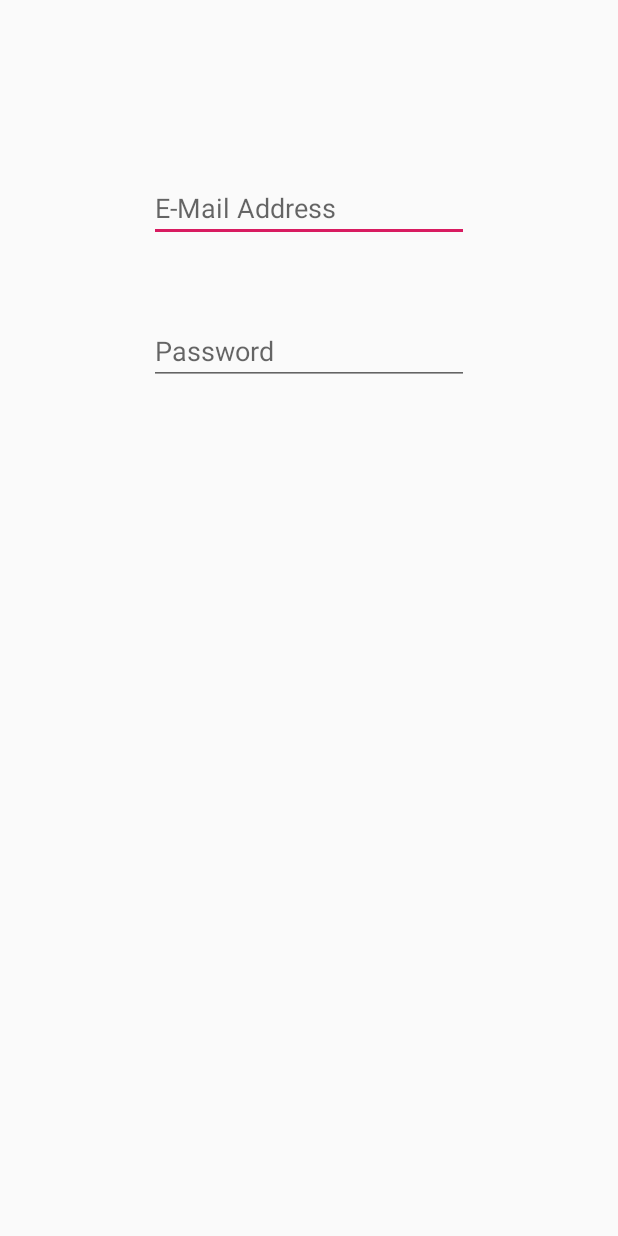
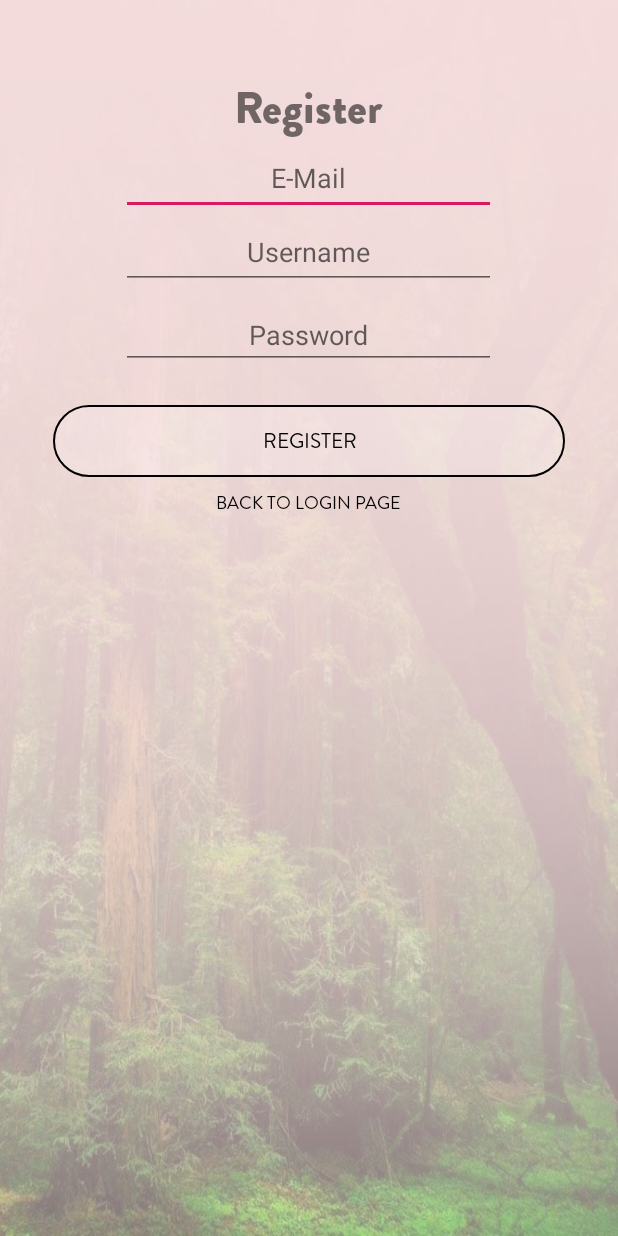
Before and after one commit to leeraiyan/RecycleSG, an Android app: the RegisterActivity screen opened directly, with no data from a screen before it, on a phone screen of 412 x 824 dp. Run offline under Robolectric (Android 15) with nearby library versions, the phone set to English and light mode, and no system bars; our stand-ins replace Firebase (no records; nobody signed in at launch, a user with empty details on screens opened directly).

Commit message:
Edited New Register UI

```diff
--- a/app/src/main/AndroidManifest.xml
+++ b/app/src/main/AndroidManifest.xml
@@ -19,7 +19,6 @@
         <activity android:name=".LoginUI"></activity>
         <activity android:name=".Main2Activity"></activity>
         <activity android:name=".RegisterActivity" />
-        <activity android:name=".SignInActivity" />
         <activity android:name=".ARenabled2" />
         <activity android:name=".ARenabled" />
         <activity android:name=".activityRewards" />
--- a/app/src/main/java/com/example/recyclesg/RegisterActivity.java
+++ b/app/src/main/java/com/example/recyclesg/RegisterActivity.java
@@ -1,14 +1,113 @@
 package com.example.recyclesg;
 
+import androidx.annotation.NonNull;
 import androidx.appcompat.app.AppCompatActivity;
 
+import android.content.Intent;
 import android.os.Bundle;
+import android.text.TextUtils;
+import android.view.View;
+import android.widget.Button;
+import android.widget.EditText;
+import android.widget.ProgressBar;
+import android.widget.Toast;
+
+import com.google.android.gms.tasks.OnFailureListener;
+import com.google.android.gms.tasks.OnSuccessListener;
+import com.google.firebase.auth.AuthResult;
+import com.google.firebase.auth.FirebaseAuth;
 
 public class RegisterActivity extends AppCompatActivity {
+
+    private EditText mEmail_editTxt;
+    private EditText mPassword_editTxt;
+
+    private Button mSignIn_btn;
+    private Button mRegister_btn;
+    private Button mBack_btn;
+
+    private ProgressBar mProgress_bar;
+
+    private FirebaseAuth mAuth;
 
     @Override
     protected void onCreate(Bundle savedInstanceState) {
         super.onCreate(savedInstanceState);
         setContentView(R.layout.activity_register);
+        mAuth = FirebaseAuth.getInstance();
+
+        mEmail_editTxt = (EditText) findViewById(R.id.email_editTextr);
+        mPassword_editTxt = (EditText) findViewById((R.id.password_editTextr));
+
+        mRegister_btn = (Button) findViewById((R.id.register_btnr));
+        mBack_btn = (Button) findViewById(R.id.back_btnr);
+
+        mProgress_bar = (ProgressBar) findViewById(R.id.loading_progressBar);
+
+        mBack_btn.setOnClickListener(new View.OnClickListener() {
+            @Override
+            public void onClick(View v) {
+                onBackPressed();
+            }
+        });
+
+        mRegister_btn.setOnClickListener(new View.OnClickListener() {
+            @Override
+            public void onClick(View v) {
+                if(isEmpty()) return;
+                inProgress(true);
+                mAuth.createUserWithEmailAndPassword(mEmail_editTxt.getText().toString(),
+                        mPassword_editTxt.getText().toString()).addOnSuccessListener(new OnSuccessListener<AuthResult>() {
+                    @Override
+                    public void onSuccess(AuthResult authResult) {
+                        Toast.makeText(RegisterActivity.this,"User Registered Successfully!",
+                                Toast.LENGTH_LONG).show();
+                        inProgress(false);
+//                        Intent intent = new Intent(RegisterActivity.this, LoginUI.class);
+//                        startActivity(intent);
+//                        finish(); return;
+                        onBackPressed();
+                    }
+                }).addOnFailureListener(new OnFailureListener() {
+                    @Override
+                    public void onFailure(@NonNull Exception e) {
+                        inProgress(false);
+                        Toast.makeText(RegisterActivity.this, "Registration failed!", Toast.LENGTH_SHORT).show();
+                    }
+                });
+            }
+        });
+    }
+
+
+
+    private void inProgress(boolean x){
+        if(x){
+            mProgress_bar.setVisibility(View.VISIBLE);
+            mBack_btn.setEnabled(false);
+//            mSignIn_btn.setEnabled(false);
+            mRegister_btn.setEnabled(false);
+        }
+
+        else{
+            mProgress_bar.setVisibility(View.GONE);
+            mBack_btn.setEnabled(true);
+//            mSignIn_btn.setEnabled(true);
+            mRegister_btn.setEnabled(true);
+        }
+    }
+    private boolean isEmpty(){
+        if(TextUtils.isEmpty(mEmail_editTxt.getText().toString())){
+            mEmail_editTxt.setError("REQUIRED!");
+            return true;
+        }
+
+
+        if(TextUtils.isEmpty(mPassword_editTxt.getText().toString())){
+            mPassword_editTxt.setError("REQUIRED!");
+            return true;
+        }
+
+        return false;
     }
 }
--- a/app/src/main/java/com/example/recyclesg/SplashScreenActivity.java
+++ b/app/src/main/java/com/example/recyclesg/SplashScreenActivity.java
@@ -16,7 +16,7 @@ public class SplashScreenActivity extends AppCompatActivity {
 
         EasySplashScreen config = new EasySplashScreen(SplashScreenActivity.this)
                 .withFullScreen()
-                .withTargetActivity(LoginUI.class)
+                .withTargetActivity(MainActivity.class)
                 .withSplashTimeOut(3000)
                 .withBackgroundColor(Color.parseColor("#95CEE0"))
                 .withAfterLogoText(" Recycling,\nMade Easy")
--- a/app/src/main/res/layout/activity_register.xml
+++ b/app/src/main/res/layout/activity_register.xml
@@ -1,34 +1,102 @@
 <?xml version="1.0" encoding="utf-8"?>
-<androidx.constraintlayout.widget.ConstraintLayout xmlns:android="http://schemas.android.com/apk/res/android"
+<RelativeLayout xmlns:android="http://schemas.android.com/apk/res/android"
     xmlns:app="http://schemas.android.com/apk/res-auto"
     xmlns:tools="http://schemas.android.com/tools"
     android:layout_width="match_parent"
     android:layout_height="match_parent"
-    tools:context=".RegisterActivity">
+    android:background="@drawable/dog2"
+    tools:context=".RegisterActivity"
+    >
+
+
+
+    <TextView
+        android:id="@+id/textView"
+        android:layout_width="wrap_content"
+        android:layout_height="wrap_content"
+        android:layout_below="@+id/imageView3"
+        android:layout_centerHorizontal="true"
+        android:layout_marginTop="50dp"
+        android:fontFamily="@font/brandon_blk"
+        android:text="Register"
+        android:textSize="30sp" />
+
+    <ProgressBar
+        android:id="@+id/loading_progressBar"
+        style="?android:attr/progressBarStyle"
+        android:layout_width="50dp"
+        android:layout_height="50dp"
+        android:layout_below="@+id/register_btn"
+        android:layout_centerHorizontal="true"
+        android:visibility="invisible"/>
 
     <EditText
         android:id="@+id/email_editTextr"
-        android:layout_width="wrap_content"
-        android:layout_height="wrap_content"
-        android:layout_marginTop="116dp"
+        android:layout_width="250dp"
+        android:layout_height="49dp"
         android:ems="10"
-        android:hint="E-Mail Address"
         android:inputType="textEmailAddress"
-        app:layout_constraintEnd_toEndOf="parent"
-        app:layout_constraintHorizontal_bias="0.5"
-        app:layout_constraintStart_toStartOf="parent"
-        app:layout_constraintTop_toTopOf="parent" />
+        android:hint="E-Mail"
+        android:layout_centerHorizontal="true"
+        android:layout_below="@+id/textView"
+        android:layout_marginTop="0dp"
+        android:gravity="center"/>
+
+    <EditText
+        android:id="@+id/user_editTextr"
+        android:layout_width="250dp"
+        android:layout_height="49dp"
+        android:ems="10"
+        android:inputType="textVisiblePassword|textNoSuggestions"
+        android:hint="Username"
+        android:layout_centerHorizontal="true"
+        android:layout_below="@+id/email_editTextr"
+        android:layout_marginTop="0dp"
+        android:gravity="center"/>
+
+
 
     <EditText
         android:id="@+id/password_editTextr"
-        android:layout_width="wrap_content"
+        android:layout_width="250dp"
         android:layout_height="wrap_content"
-        android:layout_marginTop="50dp"
         android:ems="10"
-        android:hint="Password"
         android:inputType="textPassword"
-        app:layout_constraintEnd_toEndOf="parent"
-        app:layout_constraintHorizontal_bias="0.5"
-        app:layout_constraintStart_toStartOf="parent"
-        app:layout_constraintTop_toBottomOf="@+id/email_editTextr" />
-</androidx.constraintlayout.widget.ConstraintLayout>
+        android:hint="@string/password"
+        android:layout_centerHorizontal="true"
+        android:layout_below="@+id/user_editTextr"
+        android:layout_marginTop="8dp"
+        android:gravity="center"/>
+
+
+
+
+    <Button
+        android:id="@+id/register_btnr"
+        android:layout_width="341dp"
+        android:layout_height="48dp"
+        android:layout_marginTop="24dp"
+        android:background="@drawable/roundedbutton"
+        android:fontFamily="@font/brandon_reg"
+        android:text="Register"
+        android:textColor="#000000"
+        android:textSize="14sp"
+        android:layout_centerHorizontal="true"
+        android:layout_below="@+id/password_editTextr"/>
+
+
+    <Button
+        android:id="@+id/back_btnr"
+        android:layout_width="151dp"
+        android:layout_height="19dp"
+        android:layout_marginTop="8dp"
+        android:background="@null"
+        android:fontFamily="@font/brandon_reg"
+        android:text="Back to Login Page"
+        android:textColor="#000000"
+        android:textSize="12sp"
+        android:layout_centerHorizontal="true"
+        android:layout_below="@id/register_btnr"/>
+
+
+</RelativeLayout>
--- a/app/src/main/res/values/strings.xml
+++ b/app/src/main/res/values/strings.xml
@@ -5,4 +5,5 @@
     <string name="RecycleSG">RecycleSG</string>
     <string name="forget_password">Forget Password</string>
     <string name="sg">SG</string>
+    <string name="app_name">RecycleSG</string>
 </resources>
```
Also changed, not shown: app/src/main/java/com/example/recyclesg/LoginUI.java (+19 -17 lines), app/src/main/java/com/example/recyclesg/SignInActivity.java (deleted, +0 -137 lines), app/src/main/res/layout/activity_login_ui.xml (deleted, +0 -138 lines), app/src/main/res/layout/activity_login_ui1.xml (+7 -5 lines), app/src/main/res/layout/activity_sign_in.xml (deleted, +0 -79 lines).
